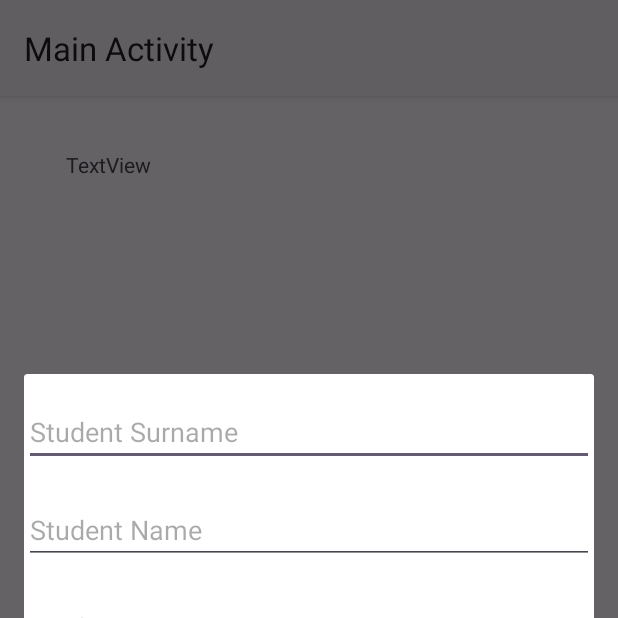
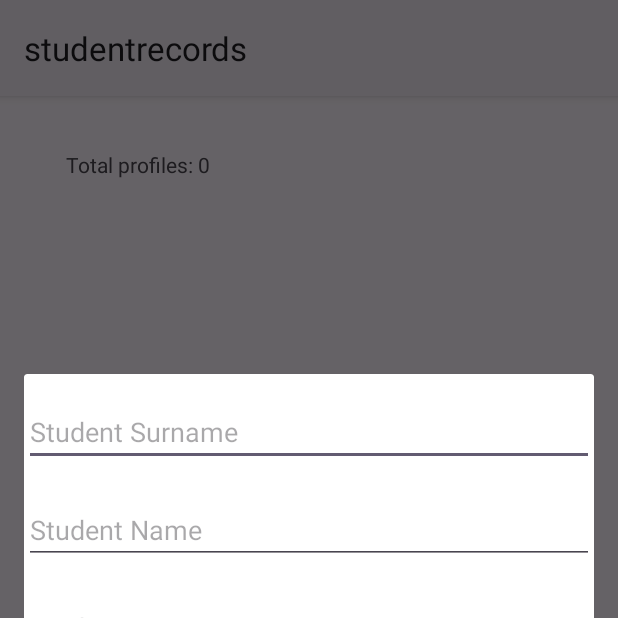
Before and after one commit to MostafaHassan0/COEN390Ass2, an Android app: the screen it shows after launch (MainActivity), after a tap on an icon or button, on a phone screen of 412 x 824 dp, the top half of it. Run offline under Robolectric (Android 15) with nearby library versions, the phone set to English and light mode, and no system bars.

Commit message:
works needs adjustments in list view, toggle names, time stamp

```diff
--- a/app/src/main/java/com/example/studentrecords/InsertProfileDialogFragment.java
+++ b/app/src/main/java/com/example/studentrecords/InsertProfileDialogFragment.java
@@ -4,6 +4,7 @@ import android.app.AlertDialog;
 import android.app.Dialog;
 import android.os.Bundle;
 
+import androidx.annotation.NonNull;
 import androidx.appcompat.app.AppCompatDialogFragment;
 import androidx.fragment.app.DialogFragment;
 import androidx.fragment.app.Fragment;
@@ -13,44 +14,65 @@ import android.view.View;
 import android.view.ViewGroup;
 import android.widget.Button;
 import android.widget.EditText;
+import android.widget.Toast;
 
 
 public class InsertProfileDialogFragment extends DialogFragment {
 
-    private EditText surnameEditText;
-    private EditText nameEditText;
-    private EditText idEditText;
-    private EditText gpaEditText;
-    Button saveButton;
-    Button cancelButton;
+    private static final String TAG = "InsertProfile";
 
+    private EditText surnameEditText, nameEditText, sidEditText, gpaEditText;
+    private Button saveButton, cancelButton;
+    private DatabaseHelper dbHelper;
+
+    @NonNull
     @Override
     public Dialog onCreateDialog(Bundle savedInstanceState) {
         AlertDialog.Builder builder = new AlertDialog.Builder(getActivity());
         LayoutInflater inflater = requireActivity().getLayoutInflater();
         View view = inflater.inflate(R.layout.fragment_insert_profile_dialog, null);
 
-//        dbHelper = new DatabaseHelper(getActivity());
+        builder.setView(view);
+
+        dbHelper = new DatabaseHelper(getActivity());
 
         surnameEditText = view.findViewById(R.id.editTextSurname);
         nameEditText = view.findViewById(R.id.editTextName);
-        idEditText = view.findViewById(R.id.editTextSID);
+        sidEditText = view.findViewById(R.id.editTextSID);
         gpaEditText = view.findViewById(R.id.editTextGPA);
         saveButton = view.findViewById(R.id.Save_button);
         cancelButton = view.findViewById(R.id.Cancel_button);
-
+//
+//
+        saveButton.setOnClickListener(v -> saveProfile());
         cancelButton.setOnClickListener(v -> dismiss());
 
-        builder.setView(view);
+
+
 
 
         return builder.create();
     }
 
-//    @Override
-//    public View onCreateView(LayoutInflater inflater, ViewGroup container,
-//                             Bundle savedInstanceState) {
-//        // Inflate the layout for this fragment
-//        return inflater.inflate(R.layout.fragment_insert_profile_dialog, container, false);
-//    }
+    private void saveProfile() {
+        String name = nameEditText.getText().toString();
+        String surname = surnameEditText.getText().toString();
+        int profileId = Integer.parseInt(sidEditText.getText().toString());
+        float gpa = Float.parseFloat(gpaEditText.getText().toString());
+
+        if (!name.isEmpty() && !surname.isEmpty() && profileId > 0 && gpa >= 0 && gpa <= 4.3) {
+            if (dbHelper.getProfile(profileId) == null) { // checking if profileid already existes in db
+            Profile profile = new Profile(profileId, name, surname, gpa);
+            dbHelper.addProfile(profile);
+            dbHelper.addAccess(profileId, "Created");
+            Toast.makeText(getActivity(), "Profile saved!", Toast.LENGTH_SHORT).show();
+            ((MainActivity) getActivity()).loadProfiles();
+            dismiss();
+            } else {
+                Toast.makeText(getActivity(), "Student ID already exists!", Toast.LENGTH_SHORT).show();
+            }
+        } else {
+            Toast.makeText(getActivity(), "Invalid data!", Toast.LENGTH_SHORT).show();
+        }
+    }
 }
--- a/app/src/main/java/com/example/studentrecords/MainActivity.java
+++ b/app/src/main/java/com/example/studentrecords/MainActivity.java
@@ -1,5 +1,6 @@
 package com.example.studentrecords;
 
+import android.content.Intent;
 import android.os.Bundle;
 import android.widget.ListView;
 import android.widget.TextView;
@@ -10,36 +11,58 @@ import androidx.core.graphics.Insets;
 import androidx.core.view.ViewCompat;
 import androidx.core.view.WindowInsetsCompat;
 
+
 import com.google.android.material.floatingactionbutton.FloatingActionButton;
 
+import java.util.List;
+
 public class MainActivity extends AppCompatActivity {
-    FloatingActionButton add_button;
-    TextView infotextView;
-    ListView Profiles_listView;
+    private ListView listView;
+    private FloatingActionButton fab;
+    private DatabaseHelper dbHelper;
+    private TextView infoTextView;
+    private ProfileAdapter adapter;
 
     @Override
     protected void onCreate(Bundle savedInstanceState) {
         super.onCreate(savedInstanceState);
-        EdgeToEdge.enable(this);
         setContentView(R.layout.activity_main);
-        ViewCompat.setOnApplyWindowInsetsListener(findViewById(R.id.main), (v, insets) -> {
-            Insets systemBars = insets.getInsets(WindowInsetsCompat.Type.systemBars());
-            v.setPadding(systemBars.left, systemBars.top, systemBars.right, systemBars.bottom);
-            return insets;
-        });
 
-        if (getSupportActionBar() != null) { // Check if the action bar is there in the first place to prevent crashing
-            getSupportActionBar().setTitle("Main Activity");
-        }
+        listView = findViewById(R.id.Profiles_listView);
+        fab = findViewById(R.id.add_button);
+        infoTextView = findViewById(R.id.infotextView);
 
-        add_button = findViewById(R.id.add_button);
-        infotextView = findViewById(R.id.infotextView);
-        Profiles_listView = findViewById(R.id.Profiles_listView);
+        dbHelper = new DatabaseHelper(this);
 
-        add_button.setOnClickListener(v -> {
+        loadProfiles();  // Load profiles from the database
+
+        fab.setOnClickListener(v -> {
             new InsertProfileDialogFragment().show(getSupportFragmentManager(), "InsertProfile");
         });
 
+        listView.setOnItemClickListener((parent, view, position, id) -> {
+            Profile profile = (Profile) adapter.getItem(position);
+            Intent intent = new Intent(MainActivity.this, ProfileActivity.class);
+            intent.putExtra("profileId", profile.getProfileId());
+            startActivity(intent);
+           // addAccessTimestamp(profile.getProfileId(), "Opened");
+        });
+    }
 
+    @Override
+    protected void onResume() {
+        super.onResume();
+        loadProfiles();
+    }
+
+    public void loadProfiles() {
+        List<Profile> profiles = dbHelper.getAllProfiles();
+        adapter = new ProfileAdapter(this, profiles);
+        listView.setAdapter(adapter);
+        infoTextView.setText("Total profiles: " + profiles.size());
+    }
+
+    public void addAccessTimestamp(int profileId, String accessType) {
+        dbHelper.addAccess(profileId, accessType);
     }
 }
--- /dev/null
+++ b/app/src/main/java/com/example/studentrecords/ProfileAdapter.java
@@ -0,0 +1,38 @@
+package com.example.studentrecords;
+
+import android.content.Context;
+import android.view.LayoutInflater;
+import android.view.View;
+import android.view.ViewGroup;
+import android.widget.ArrayAdapter;
+import android.widget.TextView;
+
+import java.util.List;
+
+public class ProfileAdapter extends ArrayAdapter<Profile> {
+    private Context context;
+    private List<Profile> profiles;
+
+    public ProfileAdapter(Context context, List<Profile> profiles) {
+        super(context, 0, profiles);
+        this.context = context;
+        this.profiles = profiles;
+    }
+
+    @Override
+    public View getView(int position, View convertView, ViewGroup parent) {
+        Profile profile = getItem(position);
+
+        if (convertView == null) {
+            convertView = LayoutInflater.from(context).inflate(android.R.layout.simple_list_item_2, parent, false);
+        }
+
+        TextView text1 = convertView.findViewById(android.R.id.text1);
+        TextView text2 = convertView.findViewById(android.R.id.text2);
+
+        text1.setText(profile.getSurname() + ", " + profile.getName());
+        text2.setText("ID: " + profile.getProfileId() + " | GPA: " + profile.getGpa());
+
+        return convertView;
+    }
+}
--- a/app/src/main/res/layout/fragment_insert_profile_dialog.xml
+++ b/app/src/main/res/layout/fragment_insert_profile_dialog.xml
@@ -50,6 +50,7 @@
         android:hint="Student GPA"
         android:digits="1234567890."
         android:inputType="number"
+        android:maxLength="4"
         app:layout_constraintStart_toStartOf="parent"
         app:layout_constraintTop_toBottomOf="@+id/editTextSID" />
 
```
Also changed, not shown: app/src/main/java/com/example/studentrecords/Access.java (+10 -0 lines), app/src/main/java/com/example/studentrecords/AccessAdapter.java (added, +38 -0 lines), app/src/main/java/com/example/studentrecords/DatabaseHelper.java (+133 -1 lines), app/src/main/java/com/example/studentrecords/Profile.java (+16 -0 lines), app/src/main/java/com/example/studentrecords/ProfileActivity.java (+55 -5 lines), app/src/main/res/layout/activity_profile.xml (+16 -5 lines).
